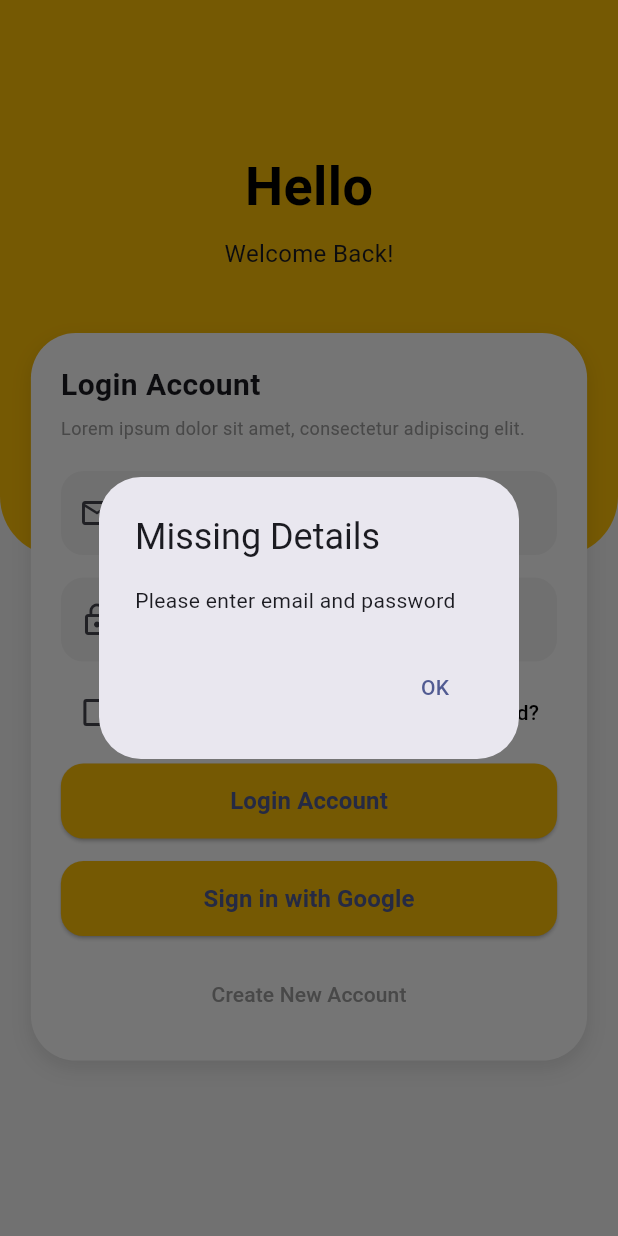
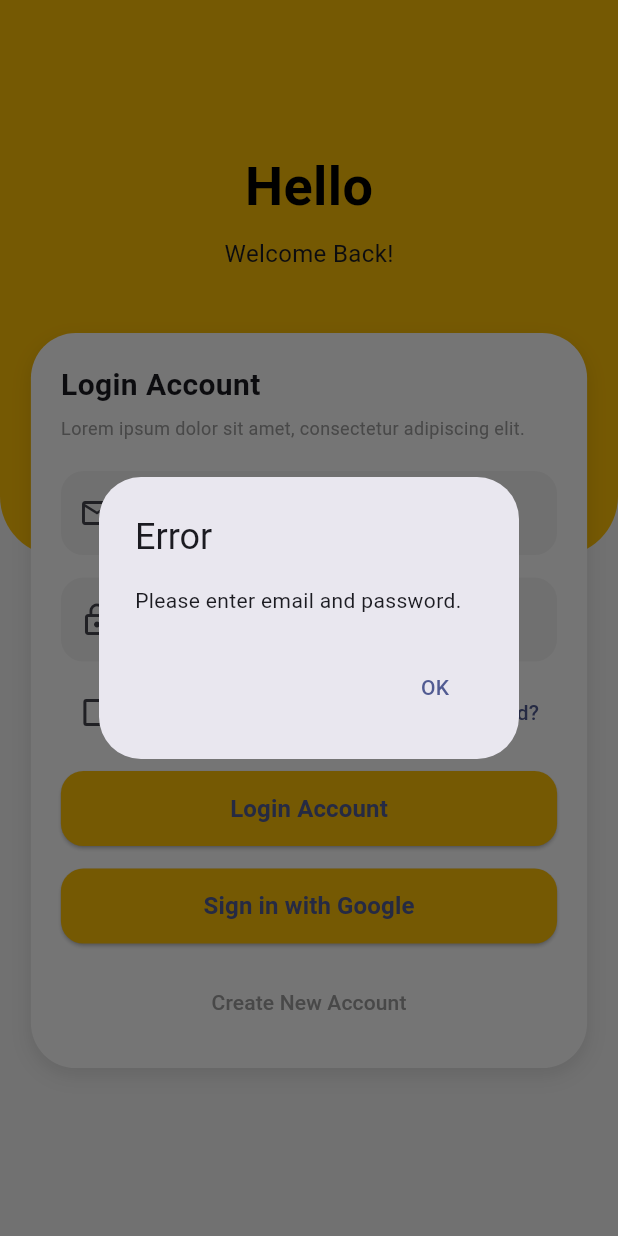
Before and after one commit to Kritzr/classroom_booking, a Flutter app: the LoginPage screen opened directly, after a tap on "Login Account", on a phone screen of 412 x 824 dp. Run offline on Flutter 3.47's test engine with Material 3 defaults, Android fonts, the phone set to English and light mode, and no system bars; our stand-ins replace cloud_firestore, firebase_auth, firebase_core, google_generative_ai, google_sign_in, signature; accounts and stored records are empty.

Commit message:
Update loginPage.dart

```diff
--- a/lib/loginPage.dart
+++ b/lib/loginPage.dart
@@ -3,8 +3,8 @@ import 'package:flutter/material.dart';
 import 'registerPage.dart';
 import 'package:firebase_auth/firebase_auth.dart';
 import 'signInWithGoogle.dart';
-import 'homePage.dart';
-import 'permission_letter_page.dart';
+import 'home_page.dart';
+
 import 'adminDashboard.dart';
 import 'package:cloud_firestore/cloud_firestore.dart';
 
@@ -16,10 +16,8 @@ class LoginPage extends StatefulWidget {
 }
 
 class _LoginPageState extends State<LoginPage> {
-
   final _emailController = TextEditingController();
   final _passwordController = TextEditingController();
-
   final GoogleAuthService _authService = GoogleAuthService();
   bool _savePassword = false;
 
@@ -36,7 +34,7 @@ class _LoginPageState extends State<LoginPage> {
           return GestureDetector(
             behavior: HitTestBehavior.translucent,
             onTap: () {
-              FocusScope.of(context).unfocus(); // 👈 releases focus
+              FocusScope.of(context).unfocus();
             },
             child: SizedBox.expand(
               child: Stack(
@@ -63,9 +61,7 @@ class _LoginPageState extends State<LoginPage> {
                         ScrollViewKeyboardDismissBehavior.onDrag,
                     child: Center(
                       child: ConstrainedBox(
-                      constraints: const BoxConstraints(
-                        maxWidth: 700, // 👈 important
-                      ),
+                        constraints: const BoxConstraints(maxWidth: 700),
                         child: Column(
                           children: [
                             SizedBox(height: height * 0.12),
@@ -127,8 +123,9 @@ class _LoginPageState extends State<LoginPage> {
                                     controller: _emailController,
                                     decoration: InputDecoration(
                                       hintText: "Email Address",
-                                    prefixIcon:
-                                        const Icon(Icons.email_outlined),
+                                      prefixIcon: const Icon(
+                                        Icons.email_outlined,
+                                      ),
                                       filled: true,
                                       fillColor: Colors.grey.shade100,
                                       border: OutlineInputBorder(
@@ -144,7 +141,9 @@ class _LoginPageState extends State<LoginPage> {
                                     controller: _passwordController,
                                     decoration: InputDecoration(
                                       hintText: "Password",
-                                    prefixIcon: const Icon(Icons.lock_outline),
+                                      prefixIcon: const Icon(
+                                        Icons.lock_outline,
+                                      ),
                                       filled: true,
                                       fillColor: Colors.grey.shade100,
                                       border: OutlineInputBorder(
@@ -171,16 +170,15 @@ class _LoginPageState extends State<LoginPage> {
                                       const Text("Save Password"),
                                       const Spacer(),
                                       TextButton(
-                                      onPressed: () {},
-                                      child: const Text(
-                                        "Forgot Password?",
-                                        style: TextStyle(color: Colors.black),
-                                      ),
+                                        onPressed: () {
+                                          // Implement forgot password logic here
+                                        },
+                                        child: const Text("Forgot Password?"),
                                       ),
                                     ],
                                   ),
 
-                                const SizedBox(height: 10),
+                                  const SizedBox(height: 15),
 
                                   // Login Button
                                   SizedBox(
@@ -188,29 +186,33 @@ class _LoginPageState extends State<LoginPage> {
                                     height: 50,
                                     child: ElevatedButton(
                                       onPressed: () async {
-                                      final email = _emailController.text.trim();
-                                      final password = _passwordController.text.trim();
+                                        final email = _emailController.text
+                                            .trim();
+                                        final password = _passwordController
+                                            .text
+                                            .trim();
 
                                         if (email.isEmpty || password.isEmpty) {
                                           _showDialog(
-                                          title: "Missing Details",
-                                          message: "Please enter email and password",
+                                            title: 'Error',
+                                            message:
+                                                'Please enter email and password.',
                                           );
                                           return;
                                         }
 
                                         try {
-                                        // 🔐 Try signing in user
                                           UserCredential credential =
-                                            await FirebaseAuth.instance.signInWithEmailAndPassword(
+                                              await FirebaseAuth.instance
+                                                  .signInWithEmailAndPassword(
                                                     email: email,
                                                     password: password,
                                                   );
 
                                           User user = credential.user!;
 
-                                        // 🔹 Fetch user data from Firestore
-                                        DocumentSnapshot userDoc = await FirebaseFirestore.instance
+                                          DocumentSnapshot userDoc =
+                                              await FirebaseFirestore.instance
                                                   .collection('users')
                                                   .doc(user.uid)
                                                   .get();
@@ -218,55 +220,65 @@ class _LoginPageState extends State<LoginPage> {
                                           if (!userDoc.exists) {
                                             _showDialog(
                                               title: "Error",
-                                            message: "User data not found. Please contact support.",
+                                              message:
+                                                  "User data not found. Please contact support.",
                                             );
                                             return;
                                           }
 
-                                        String userType = userDoc['userType']; // "admin" or "user"
+                                          String userType = userDoc['userType'];
 
                                           if (!mounted) return;
 
-                                        // 🔹 Navigate based on role
                                           if (userType == 'admin') {
                                             Navigator.pushReplacement(
                                               context,
                                               MaterialPageRoute(
-                                              builder: (context) => const AdminDashboard(),
+                                                builder: (_) =>
+                                                    const AdminDashboard(),
                                               ),
                                             );
                                           } else {
                                             Navigator.pushReplacement(
                                               context,
                                               MaterialPageRoute(
-                                              builder: (context) => const PermissionLetterPage(),
+                                                builder: (_) =>
+                                                    const HomePage(),
                                               ),
                                             );
                                           }
                                         } on FirebaseAuthException catch (e) {
                                           if (e.code == 'user-not-found') {
-                                          // 👇 User does not exist → show Create Account dialog
                                             _showDialog(
                                               title: "Account Not Found",
-                                            message: "No account found. Please create an account!",
+                                              message:
+                                                  "No account found. Please create an account!",
                                             );
-                                        } else if (e.code == 'wrong-password') {
+                                          } else if (e.code ==
+                                              'wrong-password') {
                                             _showDialog(
                                               title: "Wrong Password",
-                                            message: "The password you entered is incorrect.",
+                                              message:
+                                                  "The password you entered is incorrect.",
                                             );
                                           } else {
                                             _showDialog(
                                               title: "Login Failed",
-                                            message: e.message ?? "Something went wrong",
+                                              message:
+                                                  e.message ??
+                                                  "Something went wrong",
                                             );
                                           }
                                         }
                                       },
                                       style: ElevatedButton.styleFrom(
-                                      backgroundColor: const Color(0xFFFFC107),
+                                        backgroundColor: const Color(
+                                          0xFFFFC107,
+                                        ),
                                         shape: RoundedRectangleBorder(
-                                        borderRadius: BorderRadius.circular(15),
+                                          borderRadius: BorderRadius.circular(
+                                            15,
+                                          ),
                                         ),
                                       ),
                                       child: const Text(
@@ -281,18 +293,19 @@ class _LoginPageState extends State<LoginPage> {
 
                                   const SizedBox(height: 15),
 
+                                  // Google Sign-In Button
                                   SizedBox(
                                     width: double.infinity,
                                     height: 50,
                                     child: ElevatedButton(
                                       onPressed: () async {
-                                      User? user =
-                                          await _authService.signInWithGoogle();
-                                      // If sign-in is successful, show a dialog and navigate to the HomeScreen
+                                        User? user = await _authService
+                                            .signInWithGoogle();
                                         if (!mounted) return;
 
                                         if (user != null) {
-                                        DocumentSnapshot userDoc = await FirebaseFirestore.instance
+                                          DocumentSnapshot userDoc =
+                                              await FirebaseFirestore.instance
                                                   .collection('users')
                                                   .doc(user.uid)
                                                   .get();
@@ -300,7 +313,8 @@ class _LoginPageState extends State<LoginPage> {
                                           if (!userDoc.exists) {
                                             _showDialog(
                                               title: "Profile Missing",
-                                            message: "Please complete registration.",
+                                              message:
+                                                  "Please complete registration.",
                                             );
                                             return;
                                           }
@@ -309,25 +323,33 @@ class _LoginPageState extends State<LoginPage> {
 
                                           if (!mounted) return;
 
-                                        Navigator.of(context).pop(); // close dialog
-
                                           if (userType == 'admin') {
                                             Navigator.pushReplacement(
                                               context,
-                                            MaterialPageRoute(builder: (_) => const AdminDashboard()),
+                                              MaterialPageRoute(
+                                                builder: (_) =>
+                                                    const AdminDashboard(),
+                                              ),
                                             );
                                           } else {
                                             Navigator.pushReplacement(
                                               context,
-                                            MaterialPageRoute(builder: (_) => const PermissionLetterPage()),
+                                              MaterialPageRoute(
+                                                builder: (_) =>
+                                                    const HomePage(),
+                                              ),
                                             );
                                           }
                                         }
                                       },
                                       style: ElevatedButton.styleFrom(
-                                      backgroundColor: const Color(0xFFFFC107),
+                                        backgroundColor: const Color(
+                                          0xFFFFC107,
+                                        ),
                                         shape: RoundedRectangleBorder(
-                                        borderRadius: BorderRadius.circular(15),
+                                          borderRadius: BorderRadius.circular(
+                                            15,
+                                          ),
                                         ),
                                       ),
                                       child: const Text(
@@ -346,10 +368,9 @@ class _LoginPageState extends State<LoginPage> {
                                   Center(
                                     child: TextButton(
                                       onPressed: () {
-                                      Navigator.push(
-                                        context,
+                                        Navigator.of(context).push(
                                           MaterialPageRoute(
-                                          builder: (context) =>
+                                            builder: (_) =>
                                                 const RegisterPage(),
                                           ),
                                         );
@@ -370,14 +391,14 @@ class _LoginPageState extends State<LoginPage> {
                   ),
                 ],
               ),
-          ), // stack expand
+            ),
           );
         },
       ),
     );
   }
 
-  void _showDialog({ required String title, required String message,}) {
+  void _showDialog({required String title, required String message}) {
     showDialog(
       context: context,
       builder: (context) => AlertDialog(
@@ -392,5 +413,4 @@ class _LoginPageState extends State<LoginPage> {
       ),
     );
   }
-
 }
```
Lines whose indentation alone changed are shown as unchanged.
